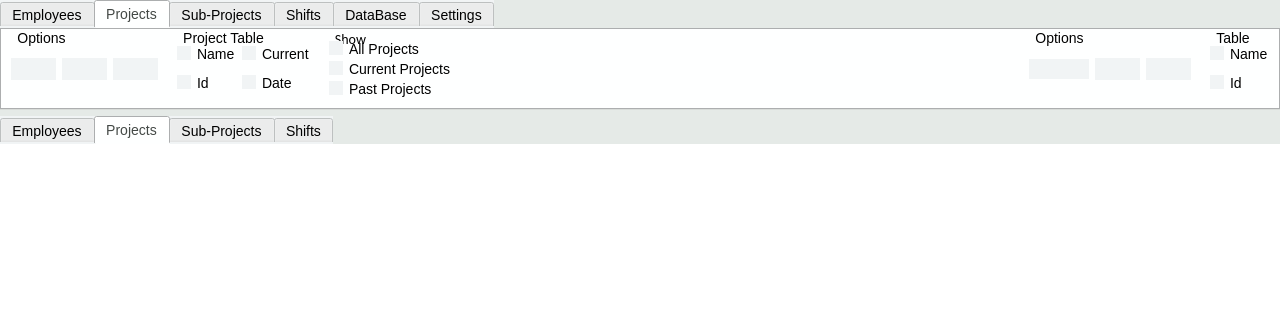
This is Source/Time-Track/mainform.ui in joshuawootonn/time-track as Qt 5 draws it before an edit; both pictures show x 0 to 1280 and y 0 to 320 of the 1280 by 720 pixel window. The edited form follows.
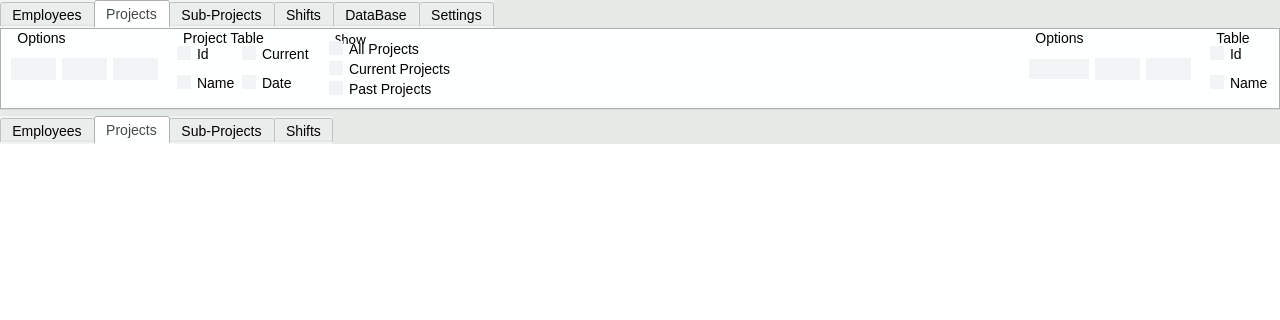
This is the edited form. The open tabs and pages were chosen to show the change. Icons and pictures are not drawn.

The edit to the form file:
```diff
--- a/Source/Time-Track/mainform.ui
+++ b/Source/Time-Track/mainform.ui
@@ -906,34 +906,34 @@
               <string>Project Table</string>
              </property>
              <layout class="QGridLayout" name="gridLayout_9">
-              <item row="0" column="0">
-               <widget class="QCheckBox" name="ProjectName">
-                <property name="text">
-                 <string>Name</string>
-                </property>
-               </widget>
-              </item>
-              <item row="1" column="0">
-               <widget class="QCheckBox" name="ProjectId">
-                <property name="text">
-                 <string>Id</string>
-                </property>
-               </widget>
-              </item>
-              <item row="0" column="1">
-               <widget class="QCheckBox" name="ProjectCurrent">
-                <property name="text">
-                 <string>Current</string>
-                </property>
-               </widget>
-              </item>
-              <item row="1" column="1">
+              <item row="2" column="1">
                <widget class="QCheckBox" name="ProjectDate">
                 <property name="text">
                  <string>Date</string>
                 </property>
                </widget>
               </item>
+              <item row="0" column="1">
+               <widget class="QCheckBox" name="ProjectCurrent">
+                <property name="text">
+                 <string>Current</string>
+                </property>
+               </widget>
+              </item>
+              <item row="2" column="0">
+               <widget class="QCheckBox" name="ProjectName">
+                <property name="text">
+                 <string>Name</string>
+                </property>
+               </widget>
+              </item>
+              <item row="0" column="0">
+               <widget class="QCheckBox" name="ProjectId">
+                <property name="text">
+                 <string>Id</string>
+                </property>
+               </widget>
+              </item>
              </layout>
             </widget>
            </item>
@@ -1042,14 +1042,14 @@
               <string>Table</string>
              </property>
              <layout class="QGridLayout" name="gridLayout_11">
-              <item row="0" column="0">
+              <item row="1" column="0">
                <widget class="QCheckBox" name="ProjectItemName">
                 <property name="text">
                  <string>Name</string>
                 </property>
                </widget>
               </item>
-              <item row="1" column="0">
+              <item row="0" column="0">
                <widget class="QCheckBox" name="ProjectItemId">
                 <property name="text">
                  <string>Id</string>
```
Left out of the diff: 88 changed lines with no effect on the pictures.
